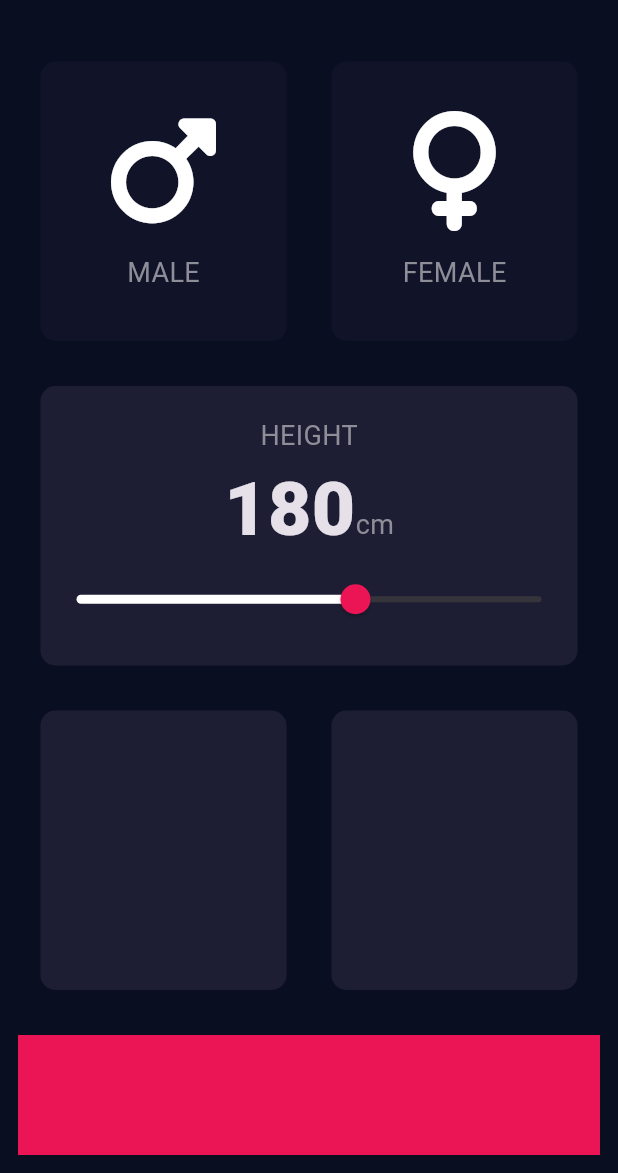
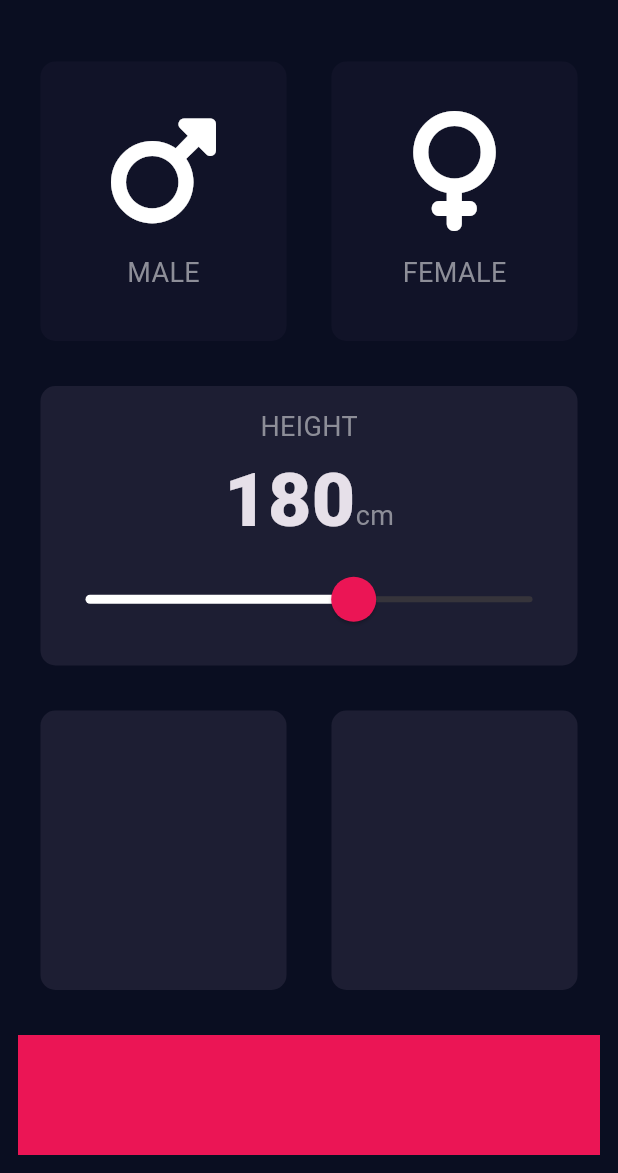
Before and after one commit to avibega23/bmicalculator, a Flutter app: the screen it shows after launch, on a phone screen of 412 x 824 dp, the part 63-1236 px from its top. Run offline on Flutter 3.47's test engine with Material 3 defaults, Android fonts, the phone set to English and light mode, and no system bars; our stand-ins replace font_awesome_flutter.

Commit message:
made slider widget

```diff
--- a/lib/input_page.dart
+++ b/lib/input_page.dart
@@ -92,20 +92,28 @@ class _InputPageState extends State<InputPage> {
                         ),
                       ],
                     ),
-                    Slider(
+                    SliderTheme(
+                      data: SliderTheme.of(context).copyWith(
+                          thumbShape: const RoundSliderThumbShape(
+                            enabledThumbRadius: 15,
+                          ),
+                          overlayShape: const RoundSliderOverlayShape(
+                            overlayRadius: 30.0,
+                          )),
+                      child: Slider(
                         value: height.toDouble(),
                         thumbColor: kBottomContainerColor,
-
                         min: 120.0,
                         max: 220.0,
                         activeColor: Colors.white,
                         onChanged: (double value) {
                           setState(
                             () {
-                            height= value.round();
+                              height = value.round();
                             },
                           );
                         },
+                      ),
                     ),
                   ],
                 ),
```
Lines whose indentation alone changed are shown as unchanged.
